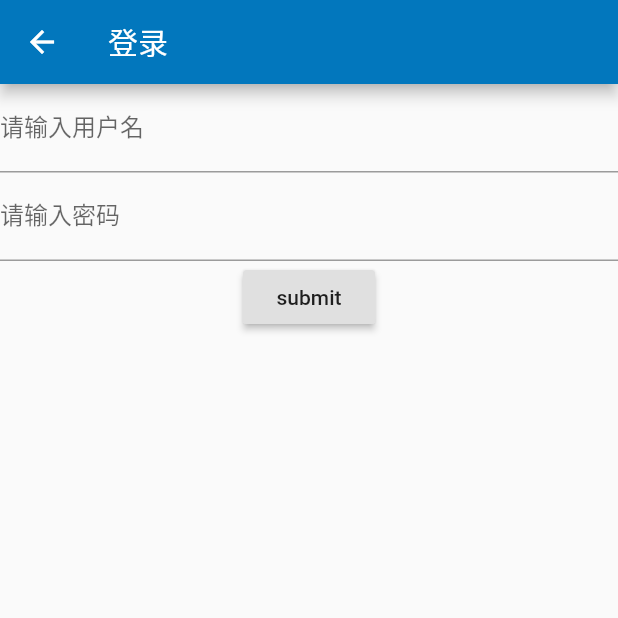
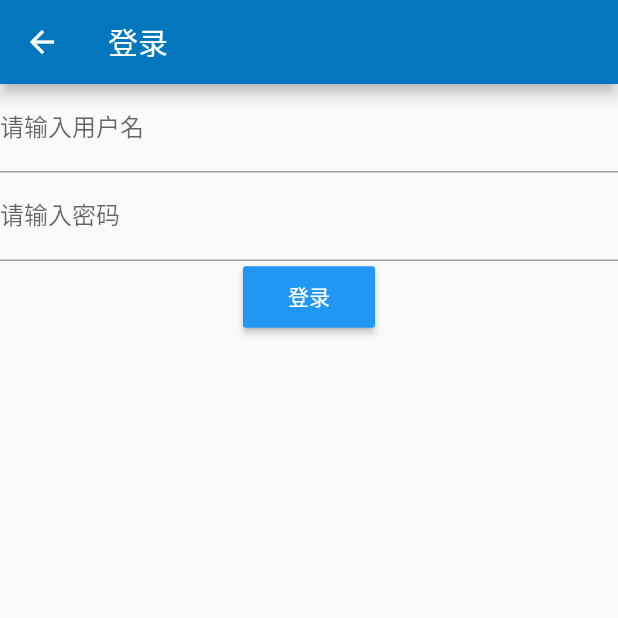
Before and after one commit to cainsyake/flutter-demo, a Flutter app: the Login screen opened by its route, on a phone screen of 412 x 824 dp, the top half of it. Run offline on Flutter 3.47's test engine with Material 2 defaults, Android fonts, the phone set to English and light mode, and no system bars.

Commit message:
feat(login):动态路由跳转

```diff
--- a/lib/views/login/index.dart
+++ b/lib/views/login/index.dart
@@ -5,6 +5,7 @@
  */
 
 import 'package:flutter/material.dart';
+import '../user/index.dart';
 
 class Login extends StatefulWidget {
   @override
@@ -47,7 +48,10 @@ class _LoginFormState extends State<LoginForm> {
     print('username:$userName');
     print('password:$password');
 
-    Navigator.of(context).pushNamed('/');
+    Navigator.of(context).push(MaterialPageRoute(builder: (_) {
+      return UserIndex(userName: userName,);
+    }));
+//    Navigator.of(context).pushNamed('/');4
   }
 
   @override
@@ -79,7 +83,10 @@ class _LoginFormState extends State<LoginForm> {
             ),
             RaisedButton(
               onPressed: _forSubmitted,
-              child: Text('submit'),
+              textColor: Colors.white,
+              color: Colors.blue,
+              padding: const EdgeInsets.all(10.0),
+              child: Text('登录'),
             )
           ],
         )
```
Also changed, not shown: lib/views/user/index.dart (added, +26 -0 lines).
